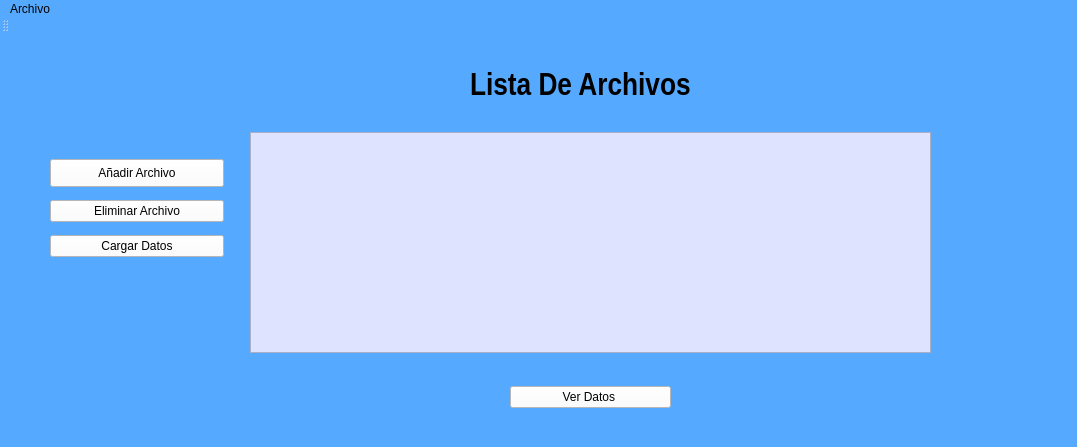
Above: Interfaz/UI/InicioSubirDatos.ui from Dumaru/ExcelReports before the change. Below: the same form after it.
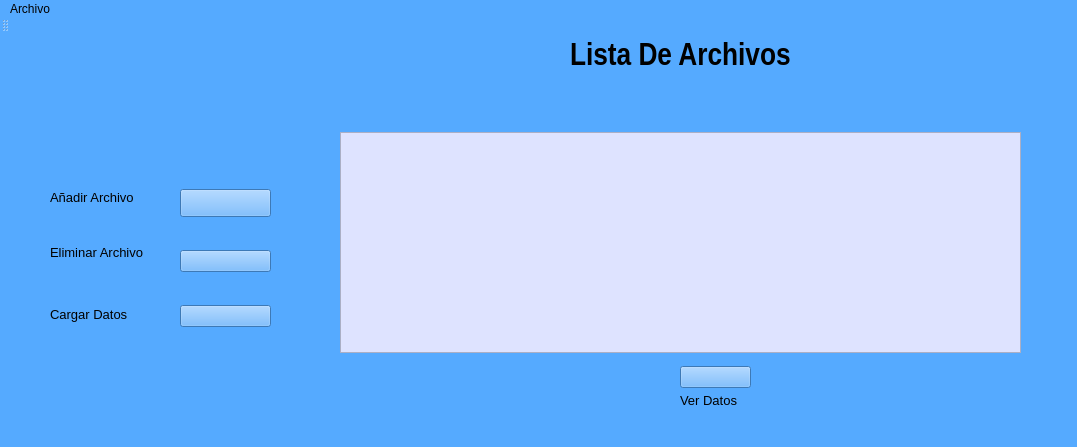
That is the form after the change. Icons and pictures are not drawn.

What changed in the file:
```diff
--- a/Interfaz/UI/InicioSubirDatos.ui
+++ b/Interfaz/UI/InicioSubirDatos.ui
@@ -21,8 +21,8 @@
    <widget class="QWidget" name="verticalLayoutWidget">
     <property name="geometry">
      <rect>
-      <x>470</x>
-      <y>30</y>
+      <x>570</x>
+      <y>0</y>
       <width>301</width>
       <height>48</height>
      </rect>
@@ -49,7 +49,7 @@
    <widget class="QWidget" name="horizontalLayoutWidget">
     <property name="geometry">
      <rect>
-      <x>250</x>
+      <x>340</x>
       <y>100</y>
       <width>681</width>
       <height>221</height>
@@ -68,10 +68,10 @@
    <widget class="QWidget" name="verticalLayoutWidget_2">
     <property name="geometry">
      <rect>
-      <x>50</x>
-      <y>120</y>
-      <width>174</width>
-      <height>112</height>
+      <x>180</x>
+      <y>130</y>
+      <width>91</width>
+      <height>193</height>
      </rect>
     </property>
     <layout class="QVBoxLayout" name="AnadirverticalLayout">
@@ -84,10 +84,12 @@
         </size>
        </property>
        <property name="styleSheet">
-        <string notr="true">background-color: rgb(255, 255, 255);</string>
+        <string notr="true">background-color: rgb(85, 170, 255);
+image: url(:/newPrefix/icons8-ayuda-100.png);
+</string>
        </property>
        <property name="text">
-        <string>Añadir Archivo</string>
+        <string/>
        </property>
       </widget>
      </item>
@@ -97,20 +99,23 @@
         <string>&lt;html&gt;&lt;head/&gt;&lt;body&gt;&lt;p&gt;&lt;img src=&quot;:/newPrefix/Iocom png.png&quot;/&gt;&lt;/p&gt;&lt;/body&gt;&lt;/html&gt;</string>
        </property>
        <property name="styleSheet">
-        <string notr="true">background-color: rgb(255, 255, 255);</string>
+        <string notr="true">
+background-color: rgb(85, 170, 255);
+image: url(:/newPrefix/icons8-eliminar-400.png);</string>
        </property>
        <property name="text">
-        <string>Eliminar Archivo</string>
+        <string/>
        </property>
       </widget>
      </item>
      <item>
       <widget class="QPushButton" name="pushButtonCargarDatos">
        <property name="styleSheet">
-        <string notr="true">background-color: rgb(255, 255, 255);</string>
+        <string notr="true">background-color: rgb(85, 170, 255);
+image: url(:/newPrefix/upload.png);</string>
        </property>
        <property name="text">
-        <string>Cargar Datos</string>
+        <string/>
        </property>
       </widget>
      </item>
@@ -119,21 +124,22 @@
    <widget class="QWidget" name="horizontalLayoutWidget_2">
     <property name="geometry">
      <rect>
-      <x>510</x>
-      <y>350</y>
-      <width>161</width>
-      <height>30</height>
+      <x>680</x>
+      <y>330</y>
+      <width>71</width>
+      <height>31</height>
      </rect>
     </property>
     <layout class="QHBoxLayout" name="horizontalLayoutVerDatos">
      <item>
       <widget class="QPushButton" name="pushButtonMostrarDatos">
        <property name="styleSheet">
-        <string notr="true">
-background-color: rgb(255, 255, 255);</string>
+        <string notr="true">image: url(:/newPrefix/icons8-ver-80.png);
+background-color: rgb(85, 170, 255);
+</string>
        </property>
        <property name="text">
-        <string>Ver Datos </string>
+        <string/>
        </property>
       </widget>
      </item>
@@ -155,6 +161,84 @@
      <string/>
     </property>
    </widget>
+   <widget class="QLabel" name="label_4">
+    <property name="geometry">
+     <rect>
+      <x>50</x>
+      <y>270</y>
+      <width>101</width>
+      <height>24</height>
+     </rect>
+    </property>
+    <property name="font">
+     <font>
+      <pointsize>10</pointsize>
+     </font>
+    </property>
+    <property name="text">
+     <string>Cargar Datos</string>
+    </property>
+   </widget>
+   <widget class="QLabel" name="label_2">
+    <property name="geometry">
+     <rect>
+      <x>50</x>
+      <y>210</y>
+      <width>121</width>
+      <height>21</height>
+     </rect>
+    </property>
+    <property name="font">
+     <font>
+      <pointsize>10</pointsize>
+     </font>
+    </property>
+    <property name="text">
+     <string>Eliminar Archivo</string>
+    </property>
+   </widget>
+   <widget class="QLabel" name="label_3">
+    <property name="geometry">
+     <rect>
+      <x>50</x>
+      <y>150</y>
+      <width>121</width>
+      <height>31</height>
+     </rect>
+    </property>
+    <property name="font">
+     <font>
+      <pointsize>10</pointsize>
+      <weight>50</weight>
+      <bold>false</bold>
+     </font>
+    </property>
+    <property name="styleSheet">
+     <string notr="true">background-color: rgb(255, 255, 255);
+background-color: rgb(85, 170, 255);</string>
+    </property>
+    <property name="text">
+     <string>Añadir Archivo</string>
+    </property>
+   </widget>
+   <widget class="QLabel" name="label_5">
+    <property name="geometry">
+     <rect>
+      <x>680</x>
+      <y>360</y>
+      <width>81</width>
+      <height>16</height>
+     </rect>
+    </property>
+    <property name="font">
+     <font>
+      <pointsize>10</pointsize>
+     </font>
+    </property>
+    <property name="text">
+     <string>Ver Datos </string>
+    </property>
+   </widget>
   </widget>
   <widget class="QMenuBar" name="menubar">
    <property name="geometry">
```
